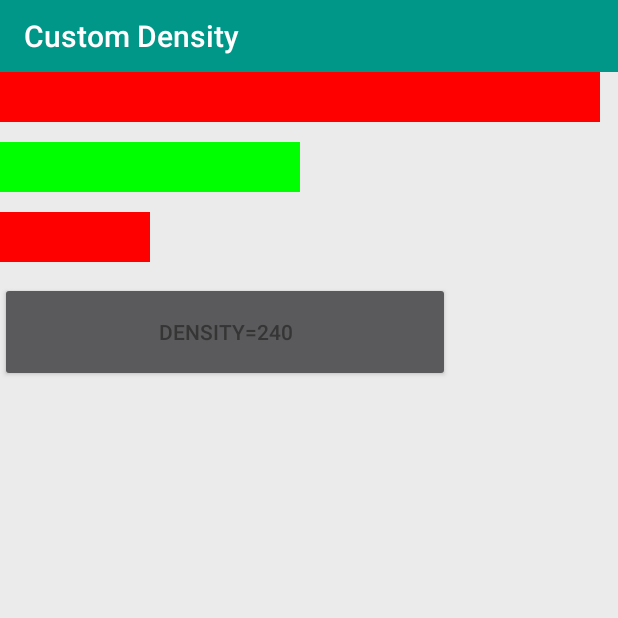
After one commit to zhanglong-daniel/Damocles, an Android app: the CustomDensityActivity screen opened directly, with no data from a screen before it, on a phone screen of 412 x 824 dp, the top half of it. The commit adds this screen. Run offline under Robolectric (Android 15) with nearby library versions, the phone set to English and light mode, and no system bars; 3 statements that could not run were skipped.

Commit message:
custom density

```diff
--- a/app/build.gradle
+++ b/app/build.gradle
@@ -1,5 +1,7 @@
 apply plugin: 'com.android.application'
 apply from: "${project.rootDir}/config.gradle"
+
+android_support_version = '25.0.0'
 
 android {
 
--- a/app/src/main/AndroidManifest.xml
+++ b/app/src/main/AndroidManifest.xml
@@ -56,8 +56,7 @@
 
         <activity android:name="com.damocles.sample.TTSActivity"/>
         <activity android:name="com.damocles.sample.PendulumActivity"/>
-        <activity android:name="com.damocles.sample.RecyclingViewPagerActivity"
-                  android:screenOrientation="landscape"/>
+        <activity android:name="com.damocles.sample.CustomDensityActivity"/>
 
         <service android:name="com.damocles.sample.service.MyService"/>
 
--- a/app/src/main/java/com/damocles/MainActivity.java
+++ b/app/src/main/java/com/damocles/MainActivity.java
@@ -11,6 +11,7 @@ import com.damocles.sample.BlueToothActivity;
 import com.damocles.sample.BroadcastActivity;
 import com.damocles.sample.CanvasAnimationActivity;
 import com.damocles.sample.CascadeLayoutActivity;
+import com.damocles.sample.CustomDensityActivity;
 import com.damocles.sample.LEDActivity;
 import com.damocles.sample.ListViewChoiceModeActivity;
 import com.damocles.sample.ListViewSectionActivity;
@@ -173,6 +174,10 @@ public class MainActivity extends AppCompatActivity {
 
     }
 
+    public void onCustomDensityClick(View view){
+        startActivity(new Intent(this, CustomDensityActivity.class));
+    }
+
     public void onCustomNotificationClick(View view) {
         RemoteNotificationParams params = new RemoteNotificationParams(5);
         params.ticker = "ticker_custom";
--- /dev/null
+++ b/app/src/main/java/com/damocles/sample/CustomDensityActivity.java
@@ -0,0 +1,49 @@
+package com.damocles.sample;
+
+import com.damocles.R;
+import com.damocles.sample.util.Utils;
+
+import android.content.res.Configuration;
+import android.os.Bundle;
+import android.support.v7.app.AppCompatActivity;
+import android.util.DisplayMetrics;
+import android.view.View;
+import android.widget.Button;
+
+public class CustomDensityActivity extends AppCompatActivity {
+
+    private Button mButton;
+
+    @Override
+    protected void onCreate(Bundle savedInstanceState) {
+        modifyDensity(240);
+        super.onCreate(savedInstanceState);
+        setContentView(R.layout.activity_custom_density);
+        Utils.initToolbar(this, R.id.custom_density_toolbar);
+        initViews();
+    }
+
+    private void initViews() {
+        mButton = (Button) findViewById(R.id.custom_density_btn);
+        mButton.setText("density=" + getDensity());
+        mButton.setOnClickListener(new View.OnClickListener() {
+            @Override
+            public void onClick(View v) {
+                mButton.setText("density=" + getDensity());
+            }
+        });
+    }
+
+    private int getDensity() {
+        return getResources().getDisplayMetrics().densityDpi;
+    }
+
+    private void modifyDensity(int density) {
+        Configuration configuration = getResources().getConfiguration();
+        configuration.densityDpi = density;
+        DisplayMetrics displayMetrics = getResources().getDisplayMetrics();
+        displayMetrics.densityDpi = density;
+        displayMetrics.density = density / 160.0f;
+        getResources().updateConfiguration(configuration, displayMetrics);
+    }
+}
--- /dev/null
+++ b/app/src/main/res/layout/activity_custom_density.xml
@@ -0,0 +1,35 @@
+<?xml version="1.0" encoding="utf-8"?>
+<LinearLayout
+        xmlns:android="http://schemas.android.com/apk/res/android"
+        xmlns:tools="http://schemas.android.com/tools"
+        xmlns:app="http://schemas.android.com/apk/res-auto"
+        android:layout_width="match_parent"
+        android:layout_height="match_parent"
+        android:orientation="vertical"
+        tools:context=".sample.CustomDensityActivity">
+    <android.support.v7.widget.Toolbar
+            android:id="@+id/custom_density_toolbar"
+            android:layout_width="match_parent"
+            android:background="@color/colorToolbar"
+            android:layout_height="wrap_content"
+            app:title="Custom Density"/>
+
+    <View android:layout_width="600px"
+          android:layout_height="50px"
+          android:background="#ff0000"/>
+    <View android:layout_width="300px"
+          android:layout_height="50px"
+          android:layout_marginTop="20px"
+          android:background="#00ff00"/>
+    <View android:layout_width="150px"
+          android:layout_height="50px"
+          android:layout_marginTop="20px"
+          android:background="#ff0000"/>
+    <Button
+            android:id="@+id/custom_density_btn"
+            android:layout_width="300dp"
+            android:layout_marginTop="20px"
+            android:layout_height="100px"
+            android:text="density=240"/>
+
+</LinearLayout>
--- a/app/src/main/res/layout/activity_main.xml
+++ b/app/src/main/res/layout/activity_main.xml
@@ -29,6 +29,11 @@
                     android:layout_height="wrap_content"
                     android:text="LinearLayout size"
                     android:layout_margin="5dp"/>
+
+
+            <Button android:onClick="onCustomDensityClick"
+                    style="@style/Button.Main"
+                    android:text="custom density"/>
 
             <Button android:onClick="onCustomNotificationClick"
                     style="@style/Button.Main"
--- a/config.gradle
+++ b/config.gradle
@@ -11,7 +11,7 @@ ext {
                     versionCode     : 1,
                     versionName     : "1.0",
                     minSdkVersion   : 16,
-                    // targetSdk设置为23，且设备系统高于6.0时，权限动态申请机制失效；解决方案：targetSdk小于23或者手动申请权限
+                    // targetSdk > 22，且设备系统高于6.0时，权限动态申请机制失效；解决方案：targetSdk小于23或者手动申请权限
                     targetSdkVersion: 22,
                     multiDexEnabled : true
             ],
--- a/gradle.properties
+++ b/gradle.properties
@@ -17,3 +17,4 @@
 # http://www.gradle.org/docs/current/userguide/multi_project_builds.html#sec:decoupled_projects
 # org.gradle.parallel=true
 org.gradle.jvmargs=-Xmx4608M
+android.enableBuildCache=false
```
Also changed, not shown: gradle/wrapper/gradle-wrapper.properties.
